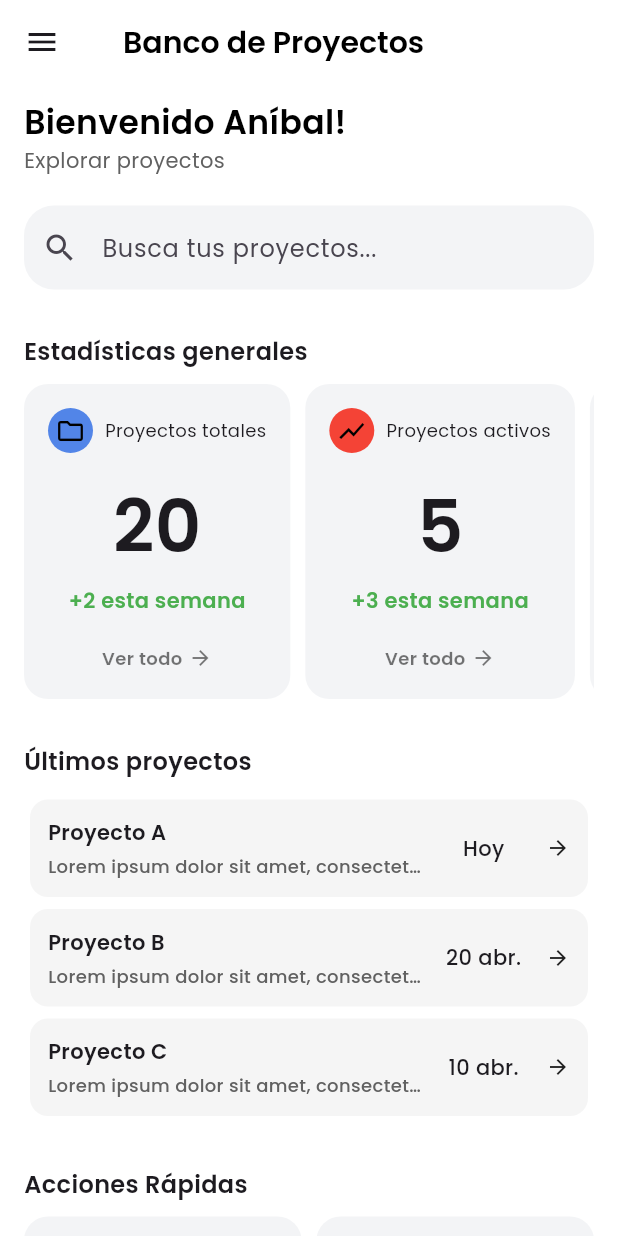
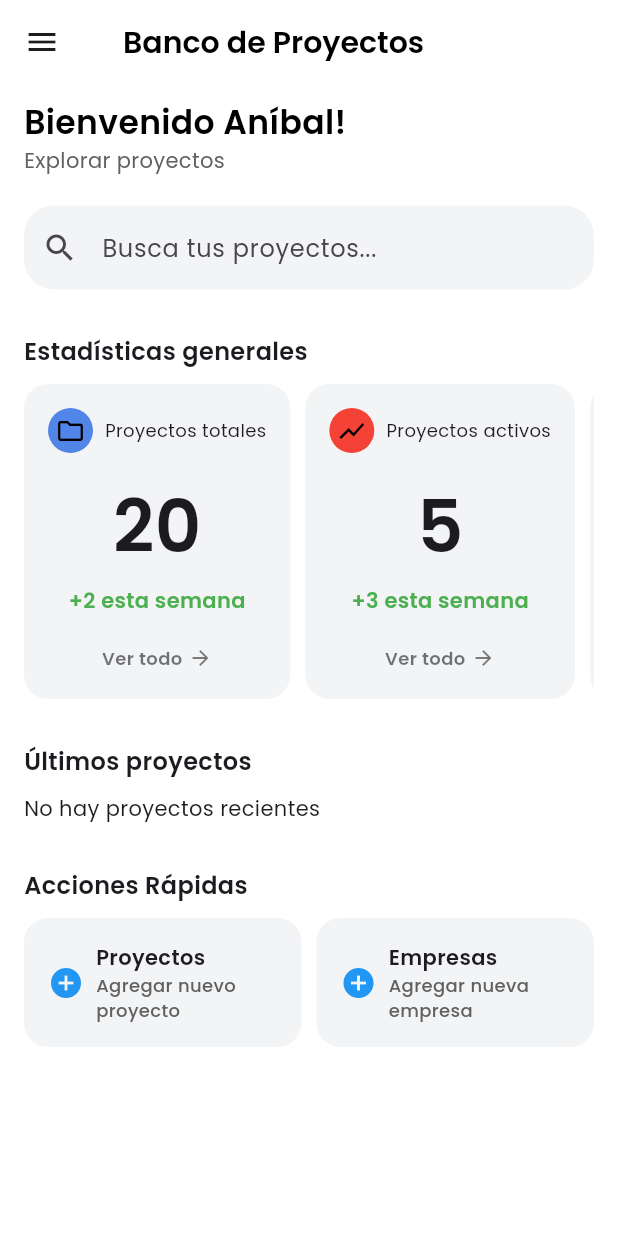
Before and after one commit to AlvaroAceval16/banco_de_proyectos, a Flutter app: the DashboardScreen screen opened by its route, on a phone screen of 412 x 824 dp. Run offline on Flutter 3.47's test engine with Material 3 defaults, Android fonts, the light colour scheme and no system bars; our stand-ins replace google_fonts, supabase_flutter; accounts and stored records are empty.

Commit message:
avaces dashboard

```diff
--- a/lib/back/logica_proyectos.dart
+++ b/lib/back/logica_proyectos.dart
@@ -78,6 +78,18 @@ class ProyectoService {
       throw Exception('Error al cargar proyectos: $e');
     }
   }
+
+  static Future<List<Map<String, dynamic>>> obtenerProyectosOrdenadosPorFecha() async {
+  try {
+    final response = await _supabase
+        .from('proyectos')
+        .select('*')
+        .order('fechasolicitud', ascending: false);
+    return List<Map<String, dynamic>>.from(response);
+  } catch (e) {
+    throw Exception('Error al cargar proyectos: $e');
+  }
+}
 
   Future<Map<String, dynamic>> guardarProyecto({
   required String nombre,
--- a/lib/pages/Dashboard_page.dart
+++ b/lib/pages/Dashboard_page.dart
@@ -1,9 +1,67 @@
 import 'package:banco_de_proyectos/consts/text_styles.dart';
 import 'package:banco_de_proyectos/components/main_drawer.dart';
 import 'package:banco_de_proyectos/components/stats_card.dart';
+import 'package:banco_de_proyectos/back/logica_proyectos.dart';
 import 'package:flutter/material.dart';
 
-class DashboardScreen extends StatelessWidget {
+class DashboardScreen extends StatefulWidget {
+  @override
+  _DashboardScreenState createState() => _DashboardScreenState();
+}
+
+class _DashboardScreenState extends State<DashboardScreen> {
+  List<Map<String, dynamic>> proyectos = [];
+  bool isLoading = true;
+  String errorMessage = '';
+
+  @override
+  void initState() {
+    super.initState();
+    _cargarProyectosRecientes();
+  }
+
+  Future<void> _cargarProyectosRecientes() async {
+    try {
+      // Obtener todos los proyectos ordenados por fecha de creación (más recientes primero)
+      final todosProyectos = await ProyectoService.obtenerProyectosOrdenadosPorFecha();
+
+      // Tomar los 3 más recientes
+      final proyectosRecientes = todosProyectos.take(3).toList();
+
+      setState(() {
+        proyectos = proyectosRecientes;
+        isLoading = false;
+      });
+    } catch (e) {
+      setState(() {
+        errorMessage = 'Error al cargar proyectos: $e';
+        isLoading = false;
+      });
+    }
+  }
+
+  // Formatear fecha a texto amigable
+  String formatFecha(DateTime fecha) {
+    final hoy = DateTime.now();
+    final ayer = hoy.subtract(Duration(days: 1));
+
+    if (fecha.year == hoy.year && fecha.month == hoy.month && fecha.day == hoy.day) {
+      return 'Hoy';
+    } else if (fecha.year == ayer.year && fecha.month == ayer.month && fecha.day == ayer.day) {
+      return 'Ayer';
+    } else {
+      return '${fecha.day} ${_getNombreMes(fecha.month)}.';
+    }
+  }
+
+  String _getNombreMes(int mes) {
+    const meses = [
+      'ene', 'feb', 'mar', 'abr', 'may', 'jun',
+      'jul', 'ago', 'sep', 'oct', 'nov', 'dic'
+    ];
+    return meses[mes - 1];
+  }
+
   @override
   Widget build(BuildContext context) {
     return Scaffold(
@@ -111,9 +169,22 @@ class DashboardScreen extends StatelessWidget {
               ],
             ),
             SizedBox(height: 10),
-            _projectItem("Proyecto A", "Hoy", context),
-            _projectItem("Proyecto B", "20 abr.", context),
-            _projectItem("Proyecto C", "10 abr.", context),
+            // Mostrar loading, error o proyectos
+            if (isLoading)
+              Center(child: CircularProgressIndicator())
+            else if (errorMessage.isNotEmpty)
+              Text(errorMessage, style: TextStyle(color: Colors.red))
+            else if (proyectos.isEmpty)
+              Text("No hay proyectos recientes")
+            else
+              ...proyectos.map((proyecto) =>
+                _projectItem(
+                  proyecto['nombreproyecto'],
+                  formatFecha(DateTime.parse(proyecto['fecha_creacion'])),
+                  context,
+                  descripcion: proyecto['descripcion'] ?? "Sin descripción",
+                )
+              ).toList(),
             SizedBox(height: 30),
             Text(
               "Acciones Rápidas",
@@ -137,7 +208,7 @@ class DashboardScreen extends StatelessWidget {
     );
   }
 
-  Widget _projectItem(String title, String date, BuildContext context) {
+  Widget _projectItem(String title, String date, BuildContext context, {String? descripcion}) {
     return Card(
       color: Theme.of(context).cardColor,
       elevation: 0,
@@ -160,7 +231,7 @@ class DashboardScreen extends StatelessWidget {
                   ),
                   const SizedBox(height: 4),
                   Text(
-                    "Lorem ipsum dolor sit amet, consectetur",
+                    descripcion ?? "Sin descripción disponible",
                     style: TextStyle(
                       fontFamily: 'Poppins',
                       fontSize: 12,
@@ -183,7 +254,6 @@ class DashboardScreen extends StatelessWidget {
                 ),
               ),
             ),
-
             const Icon(Icons.arrow_forward, size: 16),
           ],
         ),
```
